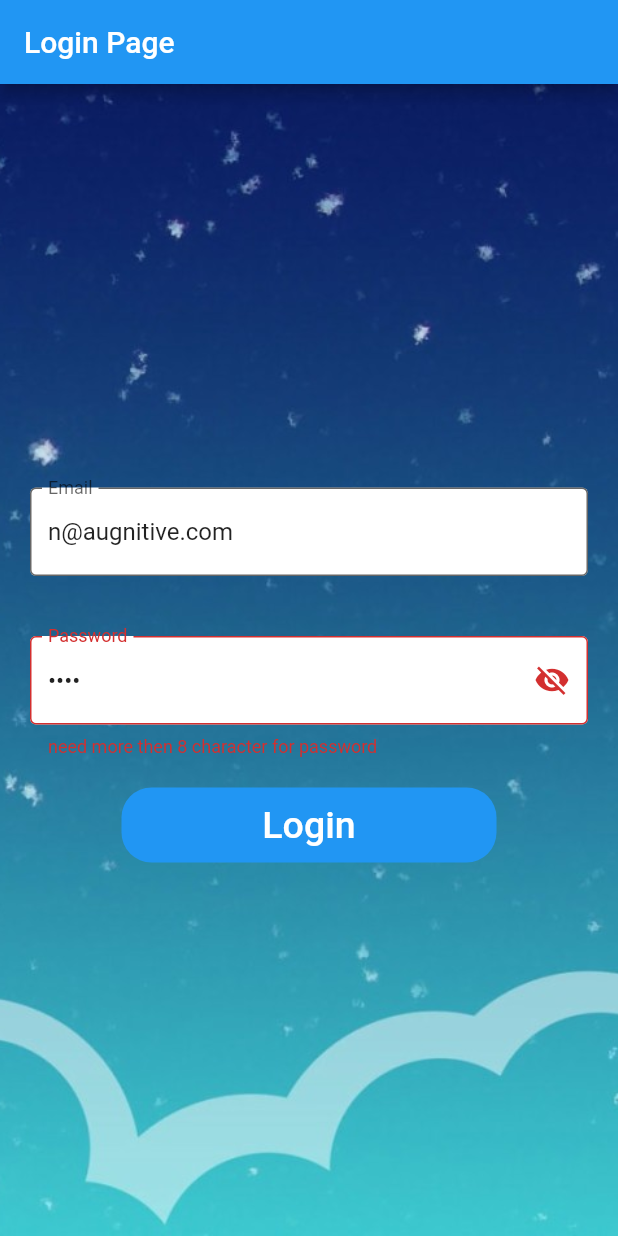
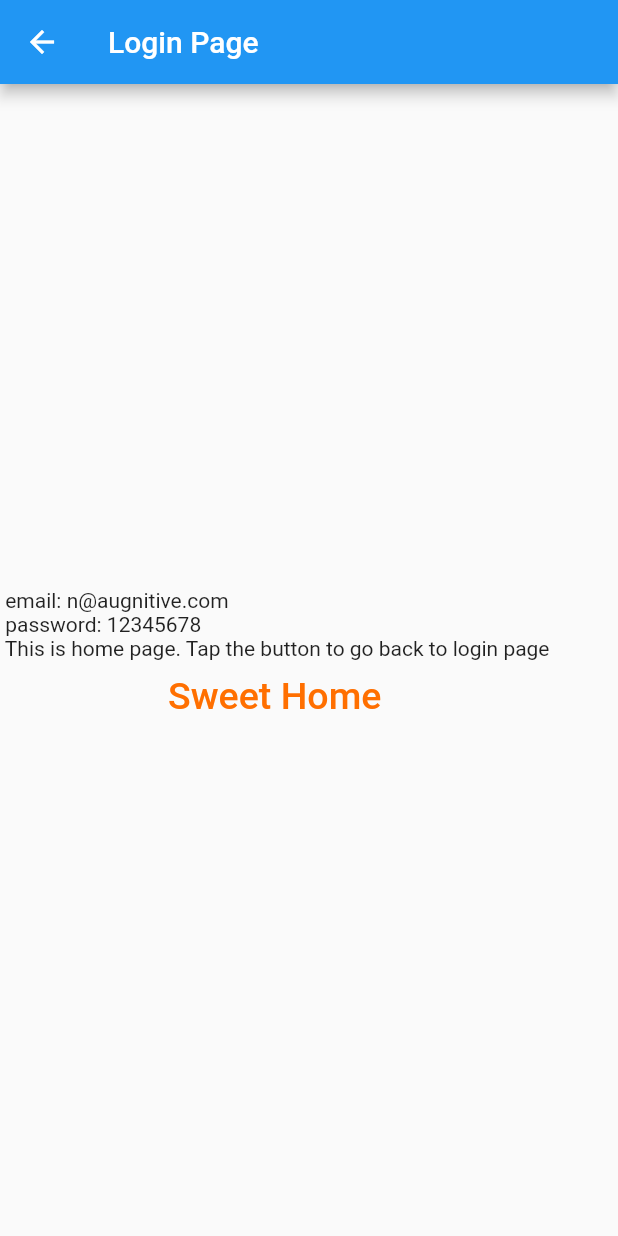
Before and after one commit to NafizZZ/tenant-finder, a Flutter app: the screen it shows after launch, after a tap on "Login", on a phone screen of 412 x 824 dp. Run offline on Flutter 3.47's test engine with Material 2 defaults, Android fonts, the light colour scheme and no system bars.

Commit message:
Routing setup and Navigation from login screen to home screen

```diff
--- /dev/null
+++ b/lib/constants.dart
@@ -0,0 +1,2 @@
+const String loginRoute = '/';
+const String homeRoute = '/home';
--- /dev/null
+++ b/lib/login_screen.dart
@@ -0,0 +1,158 @@
+import 'package:flutter/material.dart';
+import 'package:tenant_finder/constants.dart';
+
+
+class LoginScreen extends StatefulWidget {
+  @override
+  _LoginScreenState createState() => _LoginScreenState();
+}
+
+class _LoginScreenState extends State<LoginScreen> {
+  bool showPassword = true;
+  final _formKey = GlobalKey<FormState>();
+  var emailController = TextEditingController();
+  var passwordController = TextEditingController();
+
+  @override
+  void initState() {
+    super.initState();
+    emailController.text = 'n@augnitive.com';
+    passwordController.text = '12345678';
+  }
+
+  @override
+  void dispose() {
+    // Clean up the controller when the widget is disposed.
+    emailController.dispose();
+    passwordController.dispose();
+    super.dispose();
+  }
+
+  @override
+  Widget build(BuildContext context) {
+    return GestureDetector(
+      onTap: () {
+        FocusScope.of(context).requestFocus(FocusNode());
+      },
+      child: Scaffold(
+        // backgroundColor: Colors.white,
+        appBar: AppBar(
+          title: Text("Login Page"),
+        ),
+        body: Container(
+          decoration: BoxDecoration(
+            image: DecorationImage(
+              image: AssetImage('assets/images/bg_image.jpg'),
+              fit: BoxFit.cover,
+            ),
+          ),
+          child: Form(
+            key: _formKey,
+            autovalidateMode: AutovalidateMode.always,
+            child: Column(
+              crossAxisAlignment: CrossAxisAlignment.center,
+              mainAxisAlignment: MainAxisAlignment.center,
+              //mainAxisAlignment: MainAxisAlignment.spaceAround,
+              children: <Widget>[
+                Container(
+                  //padding: const EdgeInsets.only(left:15.0,right: 15.0,top:0,bottom: 0),
+                  padding: EdgeInsets.all(20),
+                  child: TextFormField(
+                    controller: emailController,
+                    decoration: InputDecoration(
+                        fillColor: Colors.white,
+                        filled: true,
+                        border: OutlineInputBorder(),
+                        labelText: 'Email',
+                        hintText: 'Enter valid email id as abc@gmail.com'),
+                    validator: (value) {
+                      if (value == null || value.isEmpty) {
+                        return 'Please enter email id ';
+                      } else if (!RegExp(
+                              r"^[a-zA-Z0-9.a-zA-Z0-9.!#$%&'*+-/=?^_`{|}~]+@[a-zA-Z0-9]+\.[a-zA-Z]+")
+                          .hasMatch(value)) {
+                        return 'This is not a valid email address';
+                      } else {
+                        return null;
+                      }
+                    },
+                  ),
+                ),
+
+                Container(
+                  padding: const EdgeInsets.all(20),
+                  //padding: EdgeInsets.symmetric(horizontal: 15),
+                  child: TextFormField(
+                    controller: passwordController,
+                    obscureText: showPassword,
+                    decoration: InputDecoration(
+                      fillColor: Colors.white,
+                      filled: true,
+                      border: OutlineInputBorder(),
+                      labelText: 'Password',
+                      hintText: 'Enter secure password',
+                      suffixIcon: IconButton(
+                        icon: Icon(showPassword
+                            ? Icons.visibility_off
+                            : Icons.visibility),
+                        onPressed: () {
+                          setState(() {
+                            showPassword = !showPassword;
+                          });
+                        },
+                      ),
+                    ),
+                    validator: (value) {
+                      if (value == null || value.isEmpty) {
+                        return 'Please enter password ';
+                      } else if (value.length < 8) {
+                        return 'need more then 8 character for password  ';
+                      } else {
+                        return null;
+                      }
+                    },
+                  ),
+                ),
+
+                Container(
+                  height: 50,
+                  width: 250,
+                  decoration: BoxDecoration(
+                      color: Colors.blue,
+                      borderRadius: BorderRadius.circular(20)),
+                  child: FlatButton(
+                    onPressed: () {
+                      // Validate returns true if the form is valid, or false otherwise.
+                      if (_formKey.currentState!.validate()) {
+                        showDialog(
+                          context: context,
+                          builder: (context) {
+                            return AlertDialog(
+                              // Retrieve the text the user has entered by using the
+                              // TextEditingController.
+                              content: Text(emailController.text +
+                                  "\n" +
+                                  passwordController.text),
+                            );
+                          },
+                        );
+                        Navigator.pushNamed(context, homeRoute, arguments: {'emailId': emailController.text, 'password': passwordController.text});
+                      }
+
+                    },
+                    child: Text(
+                      'Login',
+                      style: TextStyle(color: Colors.white, fontSize: 25),
+                    ),
+                  ),
+                ),
+
+                // Text('New User? Create Account')
+              ],
+            ),
+          ),
+        ),
+      ),
+    );
+  }
+}
--- a/lib/main.dart
+++ b/lib/main.dart
@@ -1,4 +1,6 @@
 import 'package:flutter/material.dart';
+import 'package:tenant_finder/screens/login_screen.dart';
+import 'package:tenant_finder/route_generator.dart';
 
 void main() {
   runApp(MyApp());
@@ -9,165 +11,9 @@ class MyApp extends StatelessWidget {
   Widget build(BuildContext context) {
     return MaterialApp(
       debugShowCheckedModeBanner: false,
-      home: LoginDemo(),
+      onGenerateRoute: RouteGenerator.generateRoute,
+      initialRoute: '/',
+      // home: LoginScreen(),
     );
   }
 }
-
-class LoginDemo extends StatefulWidget {
-  @override
-  _LoginDemoState createState() => _LoginDemoState();
-}
-
-class _LoginDemoState extends State<LoginDemo> {
-  bool showPassword = true;
-  final _formKey = GlobalKey<FormState>();
-  var emailController = TextEditingController();
-  var passwordController = TextEditingController();
-
-  @override
-  void initState() {
-    super.initState();
-    emailController.text = 'n@augnitive.com';
-    passwordController.text = '1234';
-  }
-
-  @override
-  void dispose() {
-    // Clean up the controller when the widget is disposed.
-    emailController.dispose();
-    passwordController.dispose();
-    super.dispose();
-  }
-
-  @override
-  Widget build(BuildContext context) {
-    return GestureDetector(
-      onTap: () {
-        FocusScope.of(context).requestFocus(FocusNode());
-      },
-      child: Scaffold(
-        // backgroundColor: Colors.white,
-        appBar: AppBar(
-          title: Text("Login Page"),
-        ),
-        body: Container(
-          decoration: BoxDecoration(
-            image: DecorationImage(
-              image: AssetImage('assets/images/bg_image.jpg'),
-              fit: BoxFit.cover,
-            ),
-          ),
-          child: Form(
-            key: _formKey,
-            autovalidateMode: AutovalidateMode.always,
-            child: Column(
-              crossAxisAlignment: CrossAxisAlignment.center,
-              mainAxisAlignment: MainAxisAlignment.center,
-              //mainAxisAlignment: MainAxisAlignment.spaceAround,
-              children: <Widget>[
-                Container(
-                  //padding: const EdgeInsets.only(left:15.0,right: 15.0,top:0,bottom: 0),
-                  padding: EdgeInsets.all(20),
-                  child: TextFormField(
-                    controller: emailController,
-                    decoration: InputDecoration(
-                        fillColor: Colors.white,
-                        filled: true,
-                        border: OutlineInputBorder(),
-                        labelText: 'Email',
-                        hintText: 'Enter valid email id as abc@gmail.com'),
-                    validator: (value) {
-                      if (value == null || value.isEmpty) {
-                        return 'Please enter email id ';
-                      } else if (!RegExp(
-                              r"^[a-zA-Z0-9.a-zA-Z0-9.!#$%&'*+-/=?^_`{|}~]+@[a-zA-Z0-9]+\.[a-zA-Z]+")
-                          .hasMatch(value)) {
-                        return 'This is not a valid email address';
-                      } else {
-                        return null;
-                      }
-                    },
-                  ),
-                ),
-
-                Container(
-                  padding: const EdgeInsets.all(20),
-                  //padding: EdgeInsets.symmetric(horizontal: 15),
-                  child: TextFormField(
-                    controller: passwordController,
-                    obscureText: showPassword,
-                    decoration: InputDecoration(
-                      fillColor: Colors.white,
-                      filled: true,
-                      border: OutlineInputBorder(),
-                      labelText: 'Password',
-                      hintText: 'Enter secure password',
-                      suffixIcon: IconButton(
-                        icon: Icon(showPassword
-                            ? Icons.visibility_off
-                            : Icons.visibility),
-                        onPressed: () {
-                          setState(() {
-                            showPassword = !showPassword;
-                          });
-                        },
-                      ),
-                    ),
-                    validator: (value) {
-                      if (value == null || value.isEmpty) {
-                        return 'Please enter password ';
-                      } else if (value.length < 8) {
-                        return 'need more then 8 character for password  ';
-                      } else {
-                        return null;
-                      }
-                    },
-                  ),
-                ),
-
-                Container(
-                  height: 50,
-                  width: 250,
-                  decoration: BoxDecoration(
-                      color: Colors.blue,
-                      borderRadius: BorderRadius.circular(20)),
-                  child: FlatButton(
-                    onPressed: () {
-                      // Validate returns true if the form is valid, or false otherwise.
-                      if (_formKey.currentState!.validate()) {
-                        showDialog(
-                          context: context,
-                          builder: (context) {
-                            return AlertDialog(
-                              // Retrieve the text the user has entered by using the
-                              // TextEditingController.
-                              content: Text(emailController.text +
-                                  "\n" +
-                                  passwordController.text),
-                            );
-                          },
-                        );
-
-                        // If the form is valid, display a snackbar. In the real world,
-                        // you'd often call a server or save the information in a database.
-                        ScaffoldMessenger.of(context).showSnackBar(
-                            SnackBar(content: Text('Processing Data')));
-                      }
-                    },
-                    child: Text(
-                      'Login',
-                      style: TextStyle(color: Colors.white, fontSize: 25),
-                    ),
-                  ),
-                ),
-
-                // Text('New User? Create Account')
-              ],
-            ),
-          ),
-        ),
-      ),
-    );
-  }
-}
--- /dev/null
+++ b/lib/route_generator.dart
@@ -0,0 +1,21 @@
+import 'package:flutter/cupertino.dart';
+import 'package:flutter/material.dart';
+import 'package:tenant_finder/login_screen.dart';
+import 'package:tenant_finder/screens/home_screen.dart';
+class RouteGenerator {
+  static Route<dynamic> generateRoute(RouteSettings settings) {
+    switch (settings.name) {
+      case '/':
+        return CupertinoPageRoute(builder: (_) => LoginScreen());
+      case '/home':
+        var data = settings.arguments as Map;
+        return CupertinoPageRoute(builder: (_) => HomeScreen(email: data['emailId'], password: data['password']));
+      default:
+        return MaterialPageRoute(
+            builder: (_) => Scaffold(
+                  body: Center(
+                      child: Text('No route defined for ${settings.name}')),
+                ));
+    }
+  }
+}
--- /dev/null
+++ b/lib/screens/home_screen.dart
@@ -0,0 +1,44 @@
+import 'package:flutter/material.dart';
+import 'package:tenant_finder/constants.dart';
+
+class HomeScreen extends StatefulWidget {
+
+  var email, password;
+  HomeScreen({this.email, this.password});
+
+  @override
+  _HomeScreenState createState() => _HomeScreenState();
+}
+
+class _HomeScreenState extends State<HomeScreen> {
+
+
+  @override
+  Widget build(BuildContext context) {
+    return Scaffold(
+      appBar: AppBar(
+        title: Text("Login Page"),
+      ),
+      body: Column(
+        mainAxisAlignment: MainAxisAlignment.center,
+        children: <Widget>[
+          Container(
+            child: Text(
+                 ' email: ${widget.email} \n password: ${widget.password} \n This is home page. Tap the button to go back to login page'),
+          ),
+          Container(
+            child: FlatButton(
+              onPressed: () {
+                Navigator.pushNamed(context, loginRoute);
+              },
+              child: Text(
+                'Sweet Home',
+                style: TextStyle(color: Colors.amber[900], fontSize: 25),
+              ),
+            ),
+          ),
+        ],
+      ),
+    );
+  }
+}
```
Also changed, not shown: lib/screens/login_screen.dart (added, +160 -0 lines), lib/home_screen.dart (deleted), pubspec.lock (added), pubspec.yaml (line endings or trailing spaces).
